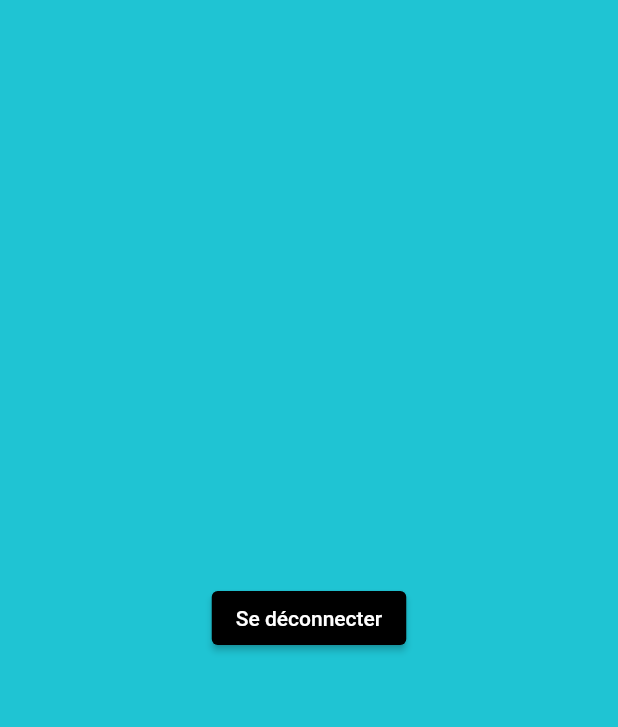
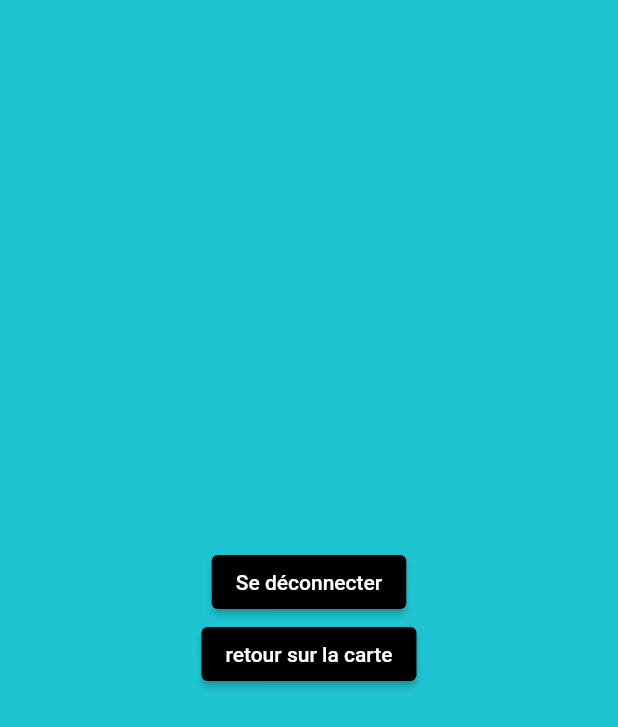
Before and after one commit to Nardaes/MapMemory, a Flutter app: the HomeScreen screen opened directly, on a phone screen of 412 x 824 dp. Shown: the top 727 px of the screen. Run offline on Flutter 3.47's test engine with Material 2 defaults, Android fonts, the phone set to English and light mode, and no system bars; our stand-ins replace cloud_firestore, firebase_auth, firebase_core, flutter_map, google_fonts, latlong2; accounts and stored records are empty.

Commit message:
si connecter mettre sur carte

```diff
--- a/lib/authentification/login.dart
+++ b/lib/authentification/login.dart
@@ -20,7 +20,7 @@ class login extends StatelessWidget {
         stream: FirebaseAuth.instance.authStateChanges(),
         builder: (context, snapshot) {
           if (snapshot.hasData) {
-            return HomeScreen();
+            return const MyApp();
           } else {
             return const loginScreen();
           }
@@ -169,7 +169,10 @@ class HomeScreen extends StatelessWidget {
       body: Padding(
         padding: const EdgeInsets.all(16.0),
         child: Center(
-          child: ElevatedButton(
+          child: Column(
+            mainAxisAlignment: MainAxisAlignment.center,
+            crossAxisAlignment: CrossAxisAlignment.center,
+            children:[ ElevatedButton(
                 onPressed: () {
                   //Use this to Log Out user
                   FirebaseAuth.instance.signOut();
@@ -179,6 +182,20 @@ class HomeScreen extends StatelessWidget {
                 ),
                 child: const Text('Se déconnecter'),
               ),
+              ElevatedButton(
+                onPressed: () {
+                  Navigator.push(
+                    context,
+                    MaterialPageRoute(builder: (context) => const MyApp()),
+                  );
+                },
+                style: ElevatedButton.styleFrom(
+                  backgroundColor: Colors.black,
+                ),
+                child: const Text('retour sur la carte'),
+              ),
+            ]
+          ),
         ),
       ),
     );
--- a/lib/authentification/register.dart
+++ b/lib/authentification/register.dart
@@ -20,7 +20,7 @@ class register extends StatelessWidget {
         stream: FirebaseAuth.instance.authStateChanges(),
         builder: (context, snapshot) {
           if (snapshot.hasData) {
-            return HomeScreen();
+            return MyApp();
           } else {
             return const registerScreen();
           }
```
Also changed, not shown: lib/map.dart (+11 -0 lines), lib/pointMemo.dart (added, +30 -0 lines). Lines whose indentation alone changed are shown as unchanged.
